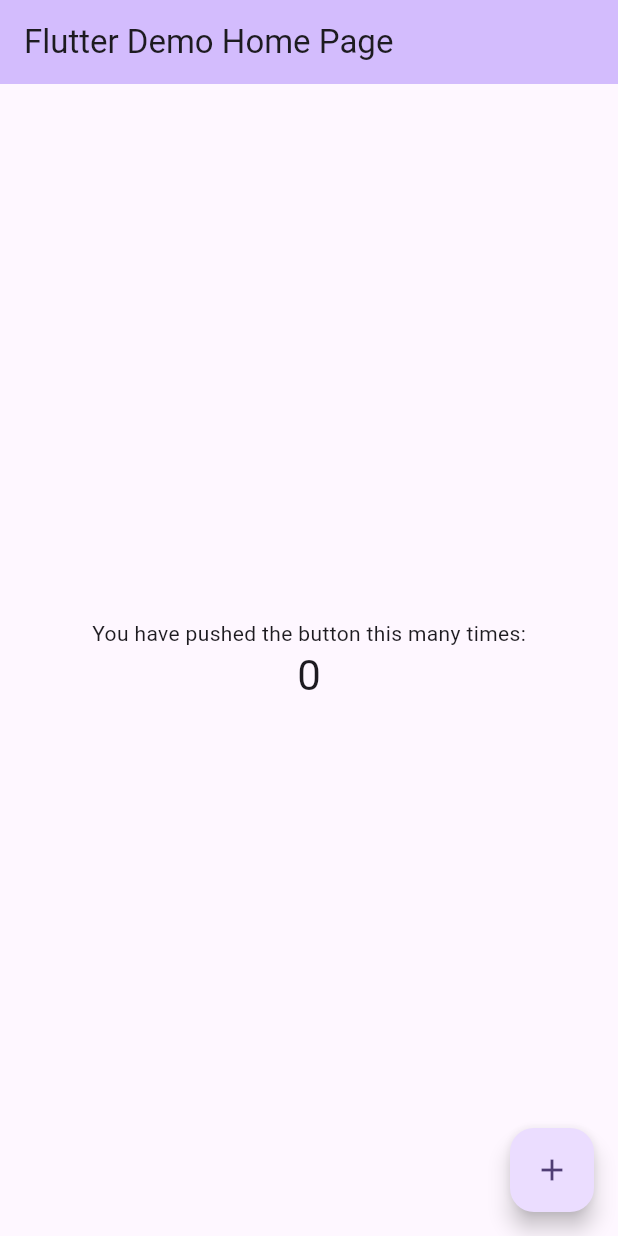
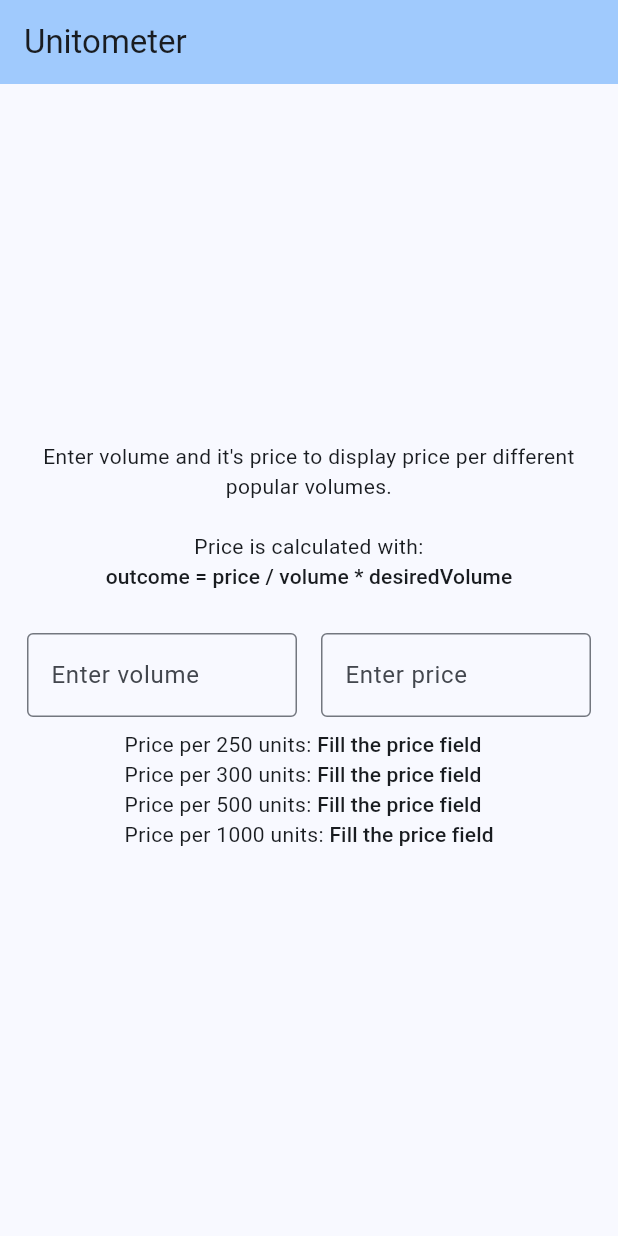
Before and after one commit to tyren234/unitometer, a Flutter app: the screen it shows after launch, on a phone screen of 412 x 824 dp. Run offline on Flutter 3.47's test engine with Material 3 defaults, Android fonts, the phone set to English and light mode, and no system bars.

Commit message:
Finished main functionality

```diff
--- a/lib/main.dart
+++ b/lib/main.dart
@@ -1,4 +1,7 @@
+import 'package:flutter/cupertino.dart';
 import 'package:flutter/material.dart';
+import 'package:flutter/services.dart';
+import 'package:flutter/widgets.dart';
 
 void main() {
   runApp(const MyApp());
@@ -13,40 +16,16 @@ class MyApp extends StatelessWidget {
     return MaterialApp(
       title: 'Flutter Demo',
       theme: ThemeData(
-        // This is the theme of your application.
-        //
-        // TRY THIS: Try running your application with "flutter run". You'll see
-        // the application has a purple toolbar. Then, without quitting the app,
-        // try changing the seedColor in the colorScheme below to Colors.green
-        // and then invoke "hot reload" (save your changes or press the "hot
-        // reload" button in a Flutter-supported IDE, or press "r" if you used
-        // the command line to start the app).
-        //
-        // Notice that the counter didn't reset back to zero; the application
-        // state is not lost during the reload. To reset the state, use hot
-        // restart instead.
-        //
-        // This works for code too, not just values: Most code changes can be
-        // tested with just a hot reload.
-        colorScheme: ColorScheme.fromSeed(seedColor: Colors.deepPurple),
+        colorScheme: ColorScheme.fromSeed(seedColor: Colors.blue),
         useMaterial3: true,
       ),
-      home: const MyHomePage(title: 'Flutter Demo Home Page'),
+      home: const MyHomePage(title: 'Unitometer'),
     );
   }
 }
 
 class MyHomePage extends StatefulWidget {
   const MyHomePage({super.key, required this.title});
-
-  // This widget is the home page of your application. It is stateful, meaning
-  // that it has a State object (defined below) that contains fields that affect
-  // how it looks.
-
-  // This class is the configuration for the state. It holds the values (in this
-  // case the title) provided by the parent (in this case the App widget) and
-  // used by the build method of the State. Fields in a Widget subclass are
-  // always marked "final".
 
   final String title;
 
@@ -55,71 +34,177 @@ class MyHomePage extends StatefulWidget {
 }
 
 class _MyHomePageState extends State<MyHomePage> {
-  int _counter = 0;
+  double _volume = 0;
+  double _price = 0;
 
-  void _incrementCounter() {
+  void _changeVolume(String volume) {
     setState(() {
-      // This call to setState tells the Flutter framework that something has
-      // changed in this State, which causes it to rerun the build method below
-      // so that the display can reflect the updated values. If we changed
-      // _counter without calling setState(), then the build method would not be
-      // called again, and so nothing would appear to happen.
-      _counter++;
+      if (volume.isEmpty) {
+        _volume = 0;
+      } else {
+        _volume = double.parse(volume);
+      }
     });
+  }
+
+  void _changePrice(String price) {
+    setState(() {
+      if (price.isEmpty) {
+        _price = 0;
+      } else {
+        _price = double.parse(price);
+      }
+    });
+  }
+
+  String _displayString(double desiredVolume) {
+    if (_price == 0) {
+      return ("Fill the price field");
+    }
+    double output = _price / _volume * desiredVolume;
+    return output.toStringAsFixed(2);
   }
 
   @override
   Widget build(BuildContext context) {
-    // This method is rerun every time setState is called, for instance as done
-    // by the _incrementCounter method above.
-    //
-    // The Flutter framework has been optimized to make rerunning build methods
-    // fast, so that you can just rebuild anything that needs updating rather
-    // than having to individually change instances of widgets.
     return Scaffold(
       appBar: AppBar(
-        // TRY THIS: Try changing the color here to a specific color (to
-        // Colors.amber, perhaps?) and trigger a hot reload to see the AppBar
-        // change color while the other colors stay the same.
         backgroundColor: Theme.of(context).colorScheme.inversePrimary,
-        // Here we take the value from the MyHomePage object that was created by
-        // the App.build method, and use it to set our appbar title.
         title: Text(widget.title),
       ),
       body: Center(
-        // Center is a layout widget. It takes a single child and positions it
-        // in the middle of the parent.
-        child: Column(
-          // Column is also a layout widget. It takes a list of children and
-          // arranges them vertically. By default, it sizes itself to fit its
-          // children horizontally, and tries to be as tall as its parent.
-          //
-          // Column has various properties to control how it sizes itself and
-          // how it positions its children. Here we use mainAxisAlignment to
-          // center the children vertically; the main axis here is the vertical
-          // axis because Columns are vertical (the cross axis would be
-          // horizontal).
-          //
-          // TRY THIS: Invoke "debug painting" (choose the "Toggle Debug Paint"
-          // action in the IDE, or press "p" in the console), to see the
-          // wireframe for each widget.
-          mainAxisAlignment: MainAxisAlignment.center,
-          children: <Widget>[
-            const Text(
-              'You have pushed the button this many times:',
-            ),
-            Text(
-              '$_counter',
-              style: Theme.of(context).textTheme.headlineMedium,
-            ),
-          ],
+        child: Padding(
+          padding: const EdgeInsets.all(10.0),
+          child: Column(
+            mainAxisAlignment: MainAxisAlignment.center,
+            children: [
+              Row(
+                mainAxisSize: MainAxisSize.min,
+                children: [
+                  Flexible(
+                    child: RichText(
+                      textAlign: TextAlign.center,
+                      text: TextSpan(
+                        style: Theme.of(context).textTheme.bodyMedium,
+                        children: [
+                          const TextSpan(
+                            text:
+                                "Enter volume and it's price to display price per different popular volumes.\n\n",
+                          ),
+                          const TextSpan(
+                            text: "Price is calculated with:\n",
+                          ),
+                          TextSpan(
+                              style: Theme.of(context).textTheme.titleSmall,
+                              text: "outcome = price / volume * desiredVolume")
+                        ],
+                      ),
+                    ),
+                  ),
+                ],
+              ),
+              SizedBox(height: 20,),
+              Row(
+                mainAxisSize: MainAxisSize.max,
+                children: [
+                  Expanded(
+                    child: Padding(
+                      padding: const EdgeInsets.all(8.0),
+                      child: Column(
+                        mainAxisAlignment: MainAxisAlignment.center,
+                        children: <Widget>[
+                          NumericInput(
+                            label: "Enter volume",
+                            onChanged: _changeVolume,
+                          ),
+                        ],
+                      ),
+                    ),
+                  ),
+                  Expanded(
+                    child: Padding(
+                      padding: const EdgeInsets.all(8.0),
+                      child: Column(
+                        mainAxisAlignment: MainAxisAlignment.center,
+                        children: <Widget>[
+                          NumericInput(
+                            label: "Enter price",
+                            onChanged: _changePrice,
+                          ),
+                        ],
+                      ),
+                    ),
+                  ),
+                ],
+              ),
+              Row(
+                mainAxisSize: MainAxisSize.min,
+                children: [
+                  RichText(
+                    text: TextSpan(
+                      style: Theme.of(context).textTheme.bodyMedium,
+                      children: [
+                        const TextSpan(
+                          text: 'Price per 250 units: ',
+                        ),
+                        TextSpan(
+                          text: "${_displayString(250)}\n",
+                          style: Theme.of(context).textTheme.titleSmall,
+                        ),
+                        const TextSpan(
+                          text: 'Price per 300 units: ',
+                        ),
+                        TextSpan(
+                          text: "${_displayString(300)}\n",
+                          style: Theme.of(context).textTheme.titleSmall,
+                        ),
+                        const TextSpan(
+                          text: 'Price per 500 units: ',
+                        ),
+                        TextSpan(
+                          text: "${_displayString(500)}\n",
+                          style: Theme.of(context).textTheme.titleSmall,
+                        ),
+                        const TextSpan(
+                          text: 'Price per 1000 units: ',
+                        ),
+                        TextSpan(
+                          text: "${_displayString(1000)}\n",
+                          style: Theme.of(context).textTheme.titleSmall,
+                        ),
+                      ],
+                    ),
+                  ),
+                ],
+              ),
+            ],
+          ),
         ),
       ),
-      floatingActionButton: FloatingActionButton(
-        onPressed: _incrementCounter,
-        tooltip: 'Increment',
-        child: const Icon(Icons.add),
-      ), // This trailing comma makes auto-formatting nicer for build methods.
     );
   }
 }
+
+class NumericInput extends StatelessWidget {
+  const NumericInput({super.key, required this.label, required this.onChanged});
+
+  final String label;
+  final Function(String) onChanged;
+
+  @override
+  Widget build(BuildContext context) {
+    return TextFormField(
+      onChanged: onChanged,
+      keyboardType: const TextInputType.numberWithOptions(
+        decimal: true,
+      ),
+      inputFormatters: [
+        FilteringTextInputFormatter.allow(RegExp(r"^\d*\.?\d*$")),
+      ],
+      decoration: InputDecoration(
+        border: const OutlineInputBorder(),
+        labelText: label,
+      ),
+    );
+  }
+}
```
